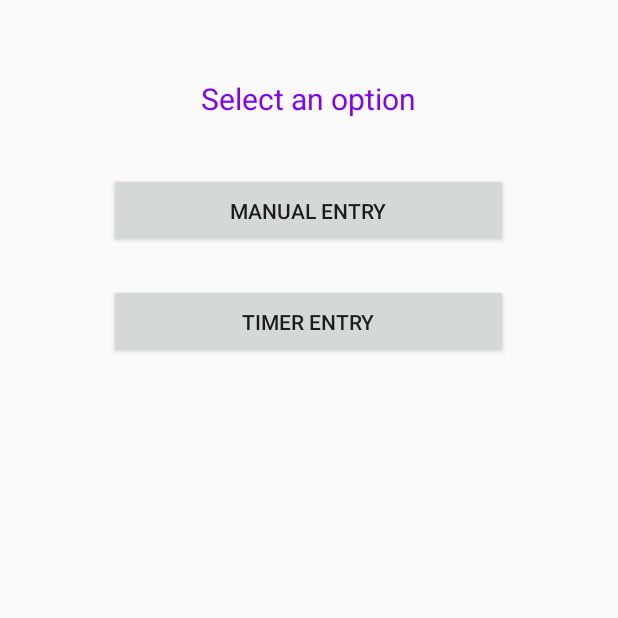
After one commit to Stephan2001/OPSC_App_Part2, an Android app: the Select_Option screen opened directly, with no data from a screen before it, on a phone screen of 412 x 824 dp, the top half of it. The commit adds this screen. Run offline under Robolectric (Android 15) with nearby library versions, the phone set to English and light mode, and no system bars.

Commit message:
Select option activity added

```diff
--- a/app/src/main/AndroidManifest.xml
+++ b/app/src/main/AndroidManifest.xml
@@ -12,15 +12,17 @@
         android:supportsRtl="true"
         android:theme="@style/Theme.TimeFlow_OPSC_POE_PART_2"
         tools:targetApi="31">
-
+        <activity
+            android:name=".Select_Option"
+            android:exported="false" />
         <activity
             android:name=".Registration_page"
             android:exported="false" />
         <activity
-            android:name=".Login_Page"
+            android:name=".MainActivity"
             android:exported="false" />
         <activity
-            android:name=".MainActivity"
+            android:name=".Login_Page"
             android:exported="true">
             <intent-filter>
                 <action android:name="android.intent.action.MAIN" />
--- /dev/null
+++ b/app/src/main/java/com/example/timeflow_opsc_poe_part_2/Select_Option.kt
@@ -0,0 +1,20 @@
+package com.example.timeflow_opsc_poe_part_2
+
+import android.os.Bundle
+import androidx.activity.enableEdgeToEdge
+import androidx.appcompat.app.AppCompatActivity
+import androidx.core.view.ViewCompat
+import androidx.core.view.WindowInsetsCompat
+
+class Select_Option : AppCompatActivity() {
+    override fun onCreate(savedInstanceState: Bundle?) {
+        super.onCreate(savedInstanceState)
+        enableEdgeToEdge()
+        setContentView(R.layout.activity_select_option)
+        ViewCompat.setOnApplyWindowInsetsListener(findViewById(R.id.main)) { v, insets ->
+            val systemBars = insets.getInsets(WindowInsetsCompat.Type.systemBars())
+            v.setPadding(systemBars.left, systemBars.top, systemBars.right, systemBars.bottom)
+            insets
+        }
+    }
+}
--- /dev/null
+++ b/app/src/main/res/layout/activity_select_option.xml
@@ -0,0 +1,46 @@
+<?xml version="1.0" encoding="utf-8"?>
+<androidx.constraintlayout.widget.ConstraintLayout xmlns:android="http://schemas.android.com/apk/res/android"
+    xmlns:app="http://schemas.android.com/apk/res-auto"
+    xmlns:tools="http://schemas.android.com/tools"
+    android:id="@+id/main"
+    android:layout_width="match_parent"
+    android:layout_height="match_parent"
+    tools:context=".Select_Option">
+
+    <TextView
+        android:id="@+id/label"
+        android:layout_width="wrap_content"
+        android:layout_height="wrap_content"
+        android:layout_marginTop="52dp"
+        android:text="Select an option"
+        android:textSize="20sp"
+        android:textColor="@color/purple"
+        app:layout_constraintEnd_toEndOf="parent"
+        app:layout_constraintHorizontal_bias="0.498"
+        app:layout_constraintStart_toStartOf="parent"
+        app:layout_constraintTop_toTopOf="parent" />
+
+    <Button
+        android:id="@+id/button"
+        android:layout_width="266dp"
+        android:layout_height="50dp"
+        android:layout_marginTop="36dp"
+        android:text="Manual entry"
+        app:layout_constraintEnd_toEndOf="parent"
+        app:layout_constraintHorizontal_bias="0.496"
+        app:layout_constraintStart_toStartOf="parent"
+        app:layout_constraintTop_toBottomOf="@+id/label" />
+
+    <Button
+        android:id="@+id/button2"
+        android:layout_width="266dp"
+        android:layout_height="50dp"
+        android:layout_marginTop="24dp"
+        android:text="Timer entry"
+        app:layout_constraintBottom_toBottomOf="parent"
+        app:layout_constraintEnd_toEndOf="parent"
+        app:layout_constraintHorizontal_bias="0.496"
+        app:layout_constraintStart_toStartOf="parent"
+        app:layout_constraintTop_toBottomOf="@+id/button"
+        app:layout_constraintVertical_bias="0.0" />
+</androidx.constraintlayout.widget.ConstraintLayout>
```
Also changed, not shown: app/src/main/java/com/example/timeflow_opsc_poe_part_2/HomeFragment.kt (+10 -2 lines).
